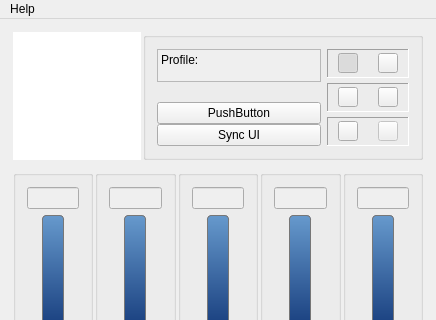
Before: the Qt Designer form gui_mainwindow.ui in Shub77/phoebetria-code, drawn with Qt 5; both pictures show x 0 to 436 and y 0 to 320 of the 436 by 509 pixel window.
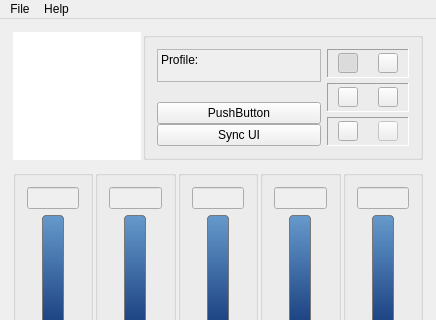
After: the same form once the commit is applied. Icons and pictures are not drawn.

Commit message: Added quit item in menu bar.

```diff
--- a/gui_mainwindow.ui
+++ b/gui_mainwindow.ui
@@ -1564,8 +1564,14 @@
      <string>Help</string>
     </property>
     <addaction name="actionAbout"/>
+   </widget>
+   <widget class="QMenu" name="menuFile">
+    <property name="title">
+     <string>File</string>
+    </property>
     <addaction name="actionPreferences"/>
    </widget>
+   <addaction name="menuFile"/>
    <addaction name="menuHelp"/>
   </widget>
   <widget class="QStatusBar" name="statusBar"/>
```
Left out of the diff: 7 changed lines with no effect on the pictures. The commit also changes 2 other files.
